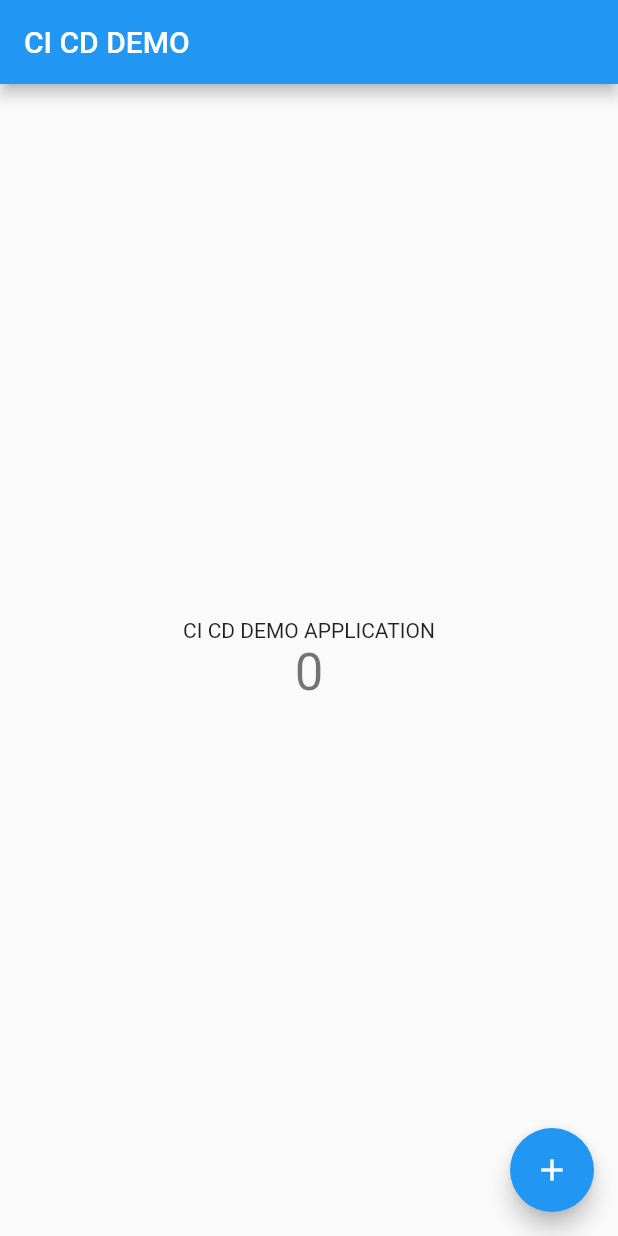
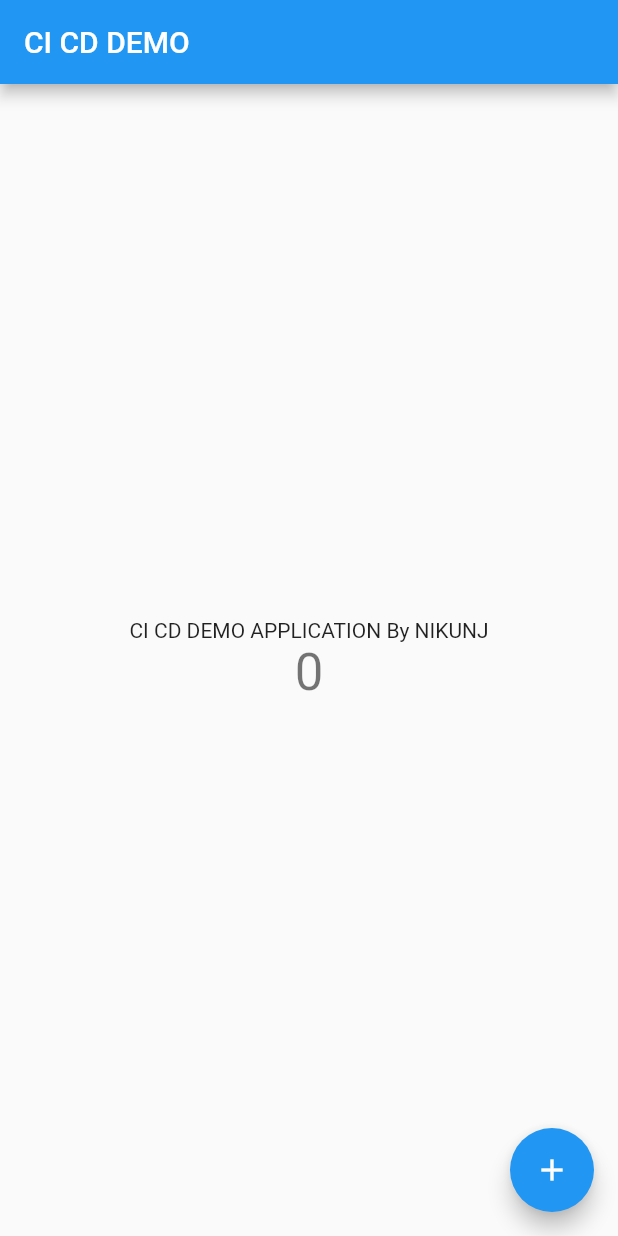
Before and after one commit to nikunjdev22/cicd_demo, a Flutter app: the screen it shows after launch, on a phone screen of 412 x 824 dp. Run offline on Flutter 3.47's test engine with Material 2 defaults, Android fonts, the phone set to English and light mode, and no system bars.

Commit message:
[X] DONE :- - Text Changes.

```diff
--- a/lib/main.dart
+++ b/lib/main.dart
@@ -14,15 +14,6 @@ class MyApp extends StatelessWidget {
       debugShowCheckedModeBanner: false,
       title: 'Flutter Demo',
       theme: ThemeData(
-        // This is the theme of your application.
-        //
-        // Try running your application with "flutter run". You'll see the
-        // application has a blue toolbar. Then, without quitting the app, try
-        // changing the primarySwatch below to Colors.green and then invoke
-        // "hot reload" (press "r" in the console where you ran "flutter run",
-        // or simply save your changes to "hot reload" in a Flutter IDE).
-        // Notice that the counter didn't reset back to zero; the application
-        // is not restarted.
         primarySwatch: Colors.blue,
       ),
       home: const MyHomePage(title: 'CI CD DEMO'),
@@ -32,15 +23,6 @@ class MyApp extends StatelessWidget {
 
 class MyHomePage extends StatefulWidget {
   const MyHomePage({super.key, required this.title});
-
-  // This widget is the home page of your application. It is stateful, meaning
-  // that it has a State object (defined below) that contains fields that affect
-  // how it looks.
-
-  // This class is the configuration for the state. It holds the values (in this
-  // case the title) provided by the parent (in this case the App widget) and
-  // used by the build method of the State. Fields in a Widget subclass are
-  // always marked "final".
 
   final String title;
 
@@ -53,11 +35,6 @@ class _MyHomePageState extends State<MyHomePage> {
 
   void _incrementCounter() {
     setState(() {
-      // This call to setState tells the Flutter framework that something has
-      // changed in this State, which causes it to rerun the build method below
-      // so that the display can reflect the updated values. If we changed
-      // _counter without calling setState(), then the build method would not be
-      // called again, and so nothing would appear to happen.
       _counter++;
     });
   }
@@ -97,7 +74,7 @@ class _MyHomePageState extends State<MyHomePage> {
           mainAxisAlignment: MainAxisAlignment.center,
           children: <Widget>[
             const Text(
-              "CI CD DEMO APPLICATION",
+              "CI CD DEMO APPLICATION By NIKUNJ",
             ),
             Text(
               '$_counter',
```
